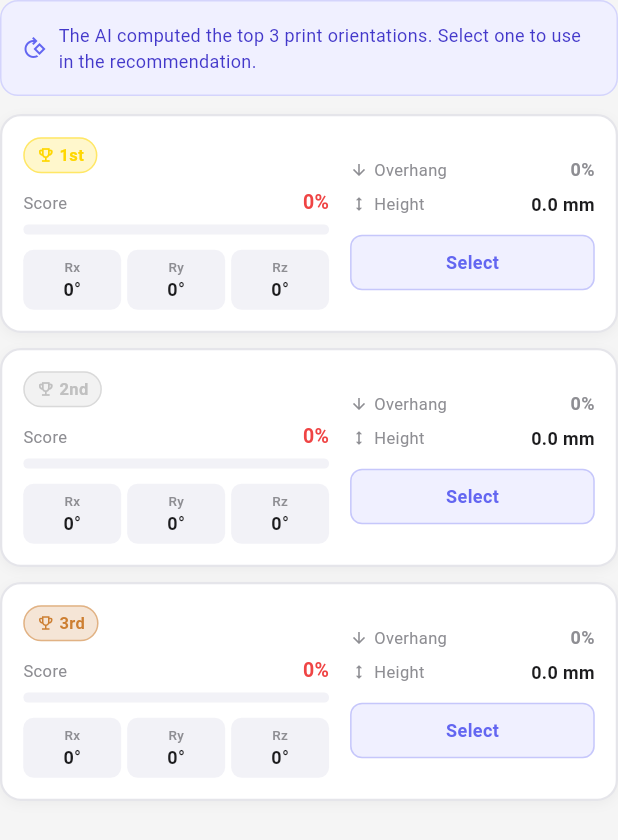
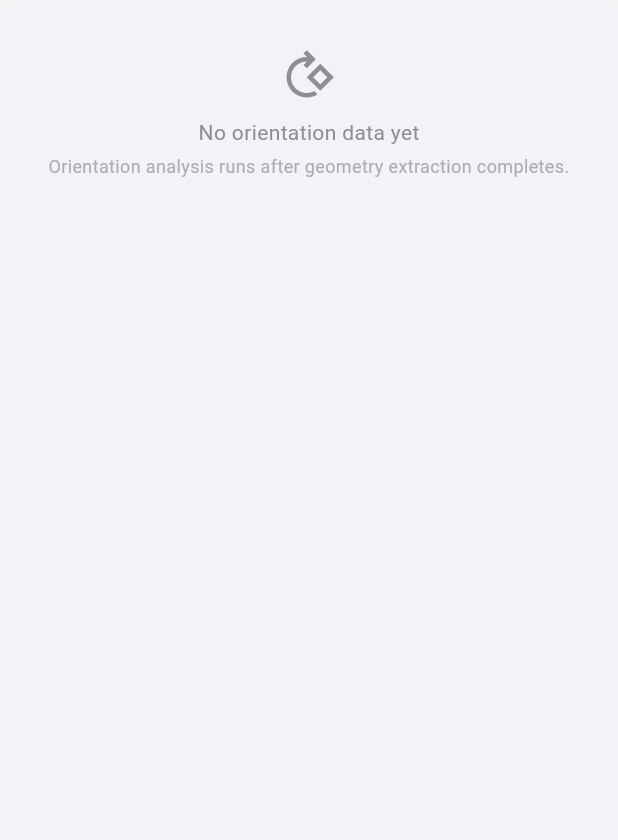
Before and after one commit to AmeriMajd/3DP_AI_Driven_Platform, a Flutter app: the OrientationCard widget shown alone on an empty page, opened directly with empty values, on a phone screen of 412 x 824 dp. Shown: the top 840 px of the screen. Run offline on Flutter 3.47's test engine with Material 3 defaults, Android fonts, the phone set to English and light mode, and no system bars; our stand-ins replace dio, dotted_border, file_picker, flutter_dotenv, flutter_riverpod, flutter_secure_storage and 2 more; missing offline and left inert: model_viewer_plus; accounts and stored records are empty.

Commit message:
Remove orientation fields from STLFile, Add OrientationResult domain model

```diff
--- a/frontend/lib/features/upload/data/stl_repository.dart
+++ b/frontend/lib/features/upload/data/stl_repository.dart
@@ -1,6 +1,7 @@
 import 'dart:typed_data';
 
 import '../domain/stl_file.dart';
+import '../domain/orientation_result.dart';
 
 abstract class StlRepository {
   /// POST /stl/upload — upload un fichier STL ou 3MF
@@ -17,6 +18,9 @@ abstract class StlRepository {
   /// GET /stl/{id} — récupère les métadonnées d'un fichier
   Future<STLFile> getFile({required String id});
 
+  /// GET /stl/{id}/orientations — récupère les orientations calculées pour un fichier
+  Future<List<OrientationResult>> getOrientations({required String id});
+
   /// DELETE /stl/{id} — supprime un fichier
   Future<void> deleteFile({required String id});
 }
--- a/frontend/lib/features/upload/data/stl_repository_impl.dart
+++ b/frontend/lib/features/upload/data/stl_repository_impl.dart
@@ -3,6 +3,7 @@ import 'dart:typed_data';
 import 'package:dio/dio.dart';
 import '../../../shared/services/dio_client.dart';
 import '../domain/stl_file.dart';
+import '../domain/orientation_result.dart';
 import 'stl_repository.dart';
 
 class StlRepositoryImpl implements StlRepository {
@@ -77,6 +78,22 @@ class StlRepositoryImpl implements StlRepository {
     }
   }
 
+
+  /// GET /stl/{id}/orientations
+  /// Appelé une seule fois quand le polling détecte status == 'ready'.
+  @override
+  Future<List<OrientationResult>> getOrientations({required String id}) async {
+    try {
+      final response = await _dio.get('/stl/$id/orientation');
+      final data = response.data as List;
+      return data
+          .map((o) => OrientationResult.fromJson(o as Map<String, dynamic>))
+          .toList();
+    } on DioException catch (e) {
+      throw Exception(_handleError(e));
+    }
+  }
+
   /// Extrait le message d'erreur lisible depuis la réponse Dio
   String _handleError(DioException e) {
     if (e.response?.data != null) {
--- /dev/null
+++ b/frontend/lib/features/upload/domain/orientation_result.dart
@@ -0,0 +1,44 @@
+/// Résultat d'une orientation d'impression retourné par GET /stl/{id}/orientation.
+class OrientationResult {
+  final int rank;           // 1 / 2 / 3
+  final double rxDeg;       // rotation X en degrés
+  final double ryDeg;       // rotation Y en degrés
+  final double rzDeg;       // rotation Z en degrés
+  final double score;       // 0.0–1.0
+  final double overhangReductionPct;
+  final double printHeightMm;
+
+  const OrientationResult({
+    required this.rank,
+    required this.rxDeg,
+    required this.ryDeg,
+    required this.rzDeg,
+    required this.score,
+    required this.overhangReductionPct,
+    required this.printHeightMm,
+  });
+
+  factory OrientationResult.fromJson(Map<String, dynamic> json) {
+    return OrientationResult(
+      rank: (json['rank'] as num).toInt(),
+      rxDeg: (json['rx_deg'] as num).toDouble(),
+      ryDeg: (json['ry_deg'] as num).toDouble(),
+      rzDeg: (json['rz_deg'] as num).toDouble(),
+      score: (json['score'] as num).toDouble(),
+      overhangReductionPct:
+          (json['overhang_reduction_pct'] as num).toDouble(),
+      printHeightMm: (json['print_height_mm'] as num).toDouble(),
+    );
+  }
+
+  /// Convertit en Map pour la compatibilité avec OrientationCard
+  /// qui attend les clés 'rx', 'ry', 'rz', 'score', etc.
+  Map<String, dynamic> toCardData() => {
+        'rx': rxDeg,
+        'ry': ryDeg,
+        'rz': rzDeg,
+        'score': score,
+        'overhang_reduction_pct': overhangReductionPct,
+        'print_height_mm': printHeightMm,
+      };
+}
--- a/frontend/lib/features/upload/domain/stl_file.dart
+++ b/frontend/lib/features/upload/domain/stl_file.dart
@@ -28,13 +28,6 @@ class STLFile {
   final double? comOffsetRatio;
   final double? flatBaseAreaMm2;
 
-  // ── Orientation results (Sprint 2B) ──
-  final Map<String, dynamic>? bestOrientation1;
-  final Map<String, dynamic>? bestOrientation2;
-  final Map<String, dynamic>? bestOrientation3;
-  final double? bestOrientationScore;
-
-
 
   STLFile({
     required this.id,
@@ -61,10 +54,7 @@ class STLFile {
     this.shellCount,
     this.comOffsetRatio,
     this.flatBaseAreaMm2,
-    this.bestOrientation1,
-    this.bestOrientation2,
-    this.bestOrientation3,
-    this.bestOrientationScore,
+
   });
 
   static String? _normalizeFlag(dynamic value) {
@@ -104,11 +94,6 @@ class STLFile {
     shellCount: (json['shell_count'] as num?)?.toInt(),
     comOffsetRatio: json['com_offset_ratio']?.toDouble(),
     flatBaseAreaMm2: json['flat_base_area_mm2']?.toDouble(),
-    // orientations
-    bestOrientation1: json['best_orientation_1'] as Map<String, dynamic>?,
-    bestOrientation2: json['best_orientation_2'] as Map<String, dynamic>?,
-    bestOrientation3: json['best_orientation_3'] as Map<String, dynamic>?,
-    bestOrientationScore: json['best_orientation_score']?.toDouble(),
   );
 
   String get formattedSize {
@@ -124,11 +109,4 @@ class STLFile {
   bool get isAnalyzing => status == 'analyzing';
   bool get isError => status == 'error';
 
-  List<Map<String, dynamic>> get orientations {
-    return [
-      if (bestOrientation1 != null) bestOrientation1!,
-      if (bestOrientation2 != null) bestOrientation2!,
-      if (bestOrientation3 != null) bestOrientation3!,
-    ];
-  }
 }
--- a/frontend/lib/features/upload/presentation/providers/upload_state.dart
+++ b/frontend/lib/features/upload/presentation/providers/upload_state.dart
@@ -36,8 +36,6 @@ class UploadState {
     String? errorMessage,
     String? successMessage,
     String? pollingFileId,
-    // Clear flags — permettent de mettre explicitement un champ à null.
-    // Nécessaires car copyWith ignore les null par convention "garder l'ancienne valeur".
     bool clearSelectedFile = false,
     bool clearErrorMessage = false,
     bool clearSuccessMessage = false,
--- a/frontend/lib/features/upload/presentation/widgets/orientation_card.dart
+++ b/frontend/lib/features/upload/presentation/widgets/orientation_card.dart
@@ -1,14 +1,19 @@
 import 'package:flutter/material.dart';
-import '../../domain/stl_file.dart';
+import '../../domain/orientation_result.dart';
 
-/// Affiche les 3 meilleures orientations — toutes en layout compact horizontal.
+/// Affiche les meilleures orientations d'impression — toutes en layout compact horizontal.
+/// Reçoit directement la liste [OrientationResult] depuis le provider.
 class OrientationCard extends StatefulWidget {
-  final STLFile file;
-  final void Function(int index, Map<String, dynamic> orientation)? onSelect;
+  final List<OrientationResult> orientations;
+  final void Function(int index, OrientationResult result)? onSelect;
+  /// Index de l'orientation actuellement sélectionnée — géré par le parent
+  /// pour survivre aux reconstructions du widget.
+  final int? selectedIndex;
 
   const OrientationCard({
-    required this.file,
+    required this.orientations,
     this.onSelect,
+    this.selectedIndex,
     super.key,
   });
 
@@ -17,16 +22,13 @@ class OrientationCard extends StatefulWidget {
 }
 
 class _OrientationCardState extends State<OrientationCard> {
-  int? _selectedIndex;
-
-  void _select(int index, Map<String, dynamic> data) {
-    setState(() => _selectedIndex = index);
-    widget.onSelect?.call(index, data);
+  void _select(int index, OrientationResult result) {
+    widget.onSelect?.call(index, result);
   }
 
   @override
   Widget build(BuildContext context) {
-    final orientations = widget.file.orientations;
+    final orientations = widget.orientations;
 
     if (orientations.isEmpty) {
       return _buildEmpty();
@@ -51,7 +53,7 @@ class _OrientationCardState extends State<OrientationCard> {
               const SizedBox(width: 8),
               Expanded(
                 child: Text(
-                  'The AI computed the top ${orientations.length} print orientations. '
+                  'The AI found the top ${orientations.length} print orientations. '
                   'Select one to use in the recommendation.',
                   style: const TextStyle(
                     fontSize: 12,
@@ -70,14 +72,14 @@ class _OrientationCardState extends State<OrientationCard> {
           if (i > 0) const SizedBox(height: 10),
           _OrientationTile(
             index: i,
-            data: orientations[i],
-            isSelected: _selectedIndex == i,
+            result: orientations[i],
+            isSelected: widget.selectedIndex == i,
             onSelect: () => _select(i, orientations[i]),
           ),
         ],
 
         // ── Confirmation sélection ──
-        if (_selectedIndex != null) ...[
+        if (widget.selectedIndex != null) ...[
           const SizedBox(height: 12),
           Container(
             padding:
@@ -95,7 +97,7 @@ class _OrientationCardState extends State<OrientationCard> {
                 const SizedBox(width: 8),
                 Expanded(
                   child: Text(
-                    'Orientation ${_selectedIndex! + 1} selected — '
+                    'Orientation ${widget.selectedIndex! + 1} selected — '
                     'this will be used in your AI recommendation.',
                     style: const TextStyle(
                         fontSize: 12, color: Color(0xFF166534)),
@@ -136,16 +138,16 @@ class _OrientationCardState extends State<OrientationCard> {
   }
 }
 
-// ── Orientation Tile — layout compact horizontal pour toutes les cartes ───────
+// ── Orientation Tile ──────────────────────────────────────────────────────────
 class _OrientationTile extends StatelessWidget {
   final int index;
-  final Map<String, dynamic> data;
+  final OrientationResult result;
   final bool isSelected;
   final VoidCallback onSelect;
 
   const _OrientationTile({
     required this.index,
-    required this.data,
+    required this.result,
     required this.isSelected,
     required this.onSelect,
   });
@@ -157,14 +159,12 @@ class _OrientationTile extends StatelessWidget {
   ];
   static const _rankLabels = ['1st', '2nd', '3rd'];
 
-  double get _score => (data['score'] as num?)?.toDouble() ?? 0.0;
-  double get _overhangReduction =>
-      (data['overhang_reduction_pct'] as num?)?.toDouble() ?? 0.0;
-  double get _printHeight =>
-      (data['print_height_mm'] as num?)?.toDouble() ?? 0.0;
-  double get _rx => (data['rx'] as num?)?.toDouble() ?? 0.0;
-  double get _ry => (data['ry'] as num?)?.toDouble() ?? 0.0;
-  double get _rz => (data['rz'] as num?)?.toDouble() ?? 0.0;
+  double get _score => result.score;
+  double get _overhangReduction => result.overhangReductionPct;
+  double get _printHeight => result.printHeightMm;
+  double get _rx => result.rxDeg;
+  double get _ry => result.ryDeg;
+  double get _rz => result.rzDeg;
 
   @override
   Widget build(BuildContext context) {
@@ -178,7 +178,8 @@ class _OrientationTile extends StatelessWidget {
         color: Colors.white,
         borderRadius: BorderRadius.circular(14),
         border: Border.all(
-          color: isSelected ? const Color(0xFF6366F1) : const Color(0xFFE5E5EA),
+          color:
+              isSelected ? const Color(0xFF6366F1) : const Color(0xFFE5E5EA),
           width: isSelected ? 2 : 1.5,
         ),
         boxShadow: [
@@ -200,7 +201,6 @@ class _OrientationTile extends StatelessWidget {
             child: Column(
               crossAxisAlignment: CrossAxisAlignment.start,
               children: [
-                // Rank badge + check icon
                 Row(
                   children: [
                     _RankBadge(label: rankLabel, color: rankColor),
@@ -212,12 +212,8 @@ class _OrientationTile extends StatelessWidget {
                   ],
                 ),
                 const SizedBox(height: 10),
-
-                // Score bar
                 _ScoreBar(score: _score),
                 const SizedBox(height: 10),
-
-                // Angles Rx / Ry / Rz
                 Row(
                   children: [
                     _AnglePill(axis: 'Rx', value: _rx),
@@ -230,9 +226,7 @@ class _OrientationTile extends StatelessWidget {
               ],
             ),
           ),
-
           const SizedBox(width: 14),
-
           // ── Colonne droite : stats + bouton ──
           Expanded(
             flex: 4,
@@ -255,8 +249,6 @@ class _OrientationTile extends StatelessWidget {
                   value: '${_printHeight.toStringAsFixed(1)} mm',
                 ),
                 const SizedBox(height: 12),
-
-                // Select button
                 SizedBox(
                   width: double.infinity,
                   child: AnimatedSwitcher(
@@ -264,7 +256,8 @@ class _OrientationTile extends StatelessWidget {
                     child: isSelected
                         ? Container(
                             key: const ValueKey('sel'),
-                            padding: const EdgeInsets.symmetric(vertical: 9),
+                            padding:
+                                const EdgeInsets.symmetric(vertical: 9),
                             decoration: BoxDecoration(
                               color: const Color(0xFF6366F1),
                               borderRadius: BorderRadius.circular(8),
@@ -336,11 +329,11 @@ class _RankBadge extends StatelessWidget {
         children: [
           Icon(Icons.emoji_events_outlined, size: 12, color: color),
           const SizedBox(width: 3),
-          Text(
-            label,
-            style: TextStyle(
-                fontSize: 11, fontWeight: FontWeight.w700, color: color),
-          ),
+          Text(label,
+              style: TextStyle(
+                  fontSize: 11,
+                  fontWeight: FontWeight.w700,
+                  color: color)),
         ],
       ),
     );
```
Also changed, not shown: frontend/lib/features/upload/data/stl_repository_mock.dart (+47 -60 lines), frontend/lib/features/upload/presentation/providers/orientation_provider.dart (added, +39 -0 lines), frontend/lib/features/upload/presentation/providers/upload_provider.dart (+8 -7 lines), frontend/lib/features/upload/presentation/screens/FileDetailScreen.dart (+81 -12 lines), frontend/lib/features/upload/presentation/widgets/geometry_info_card.dart (deleted, +0 -318 lines).
